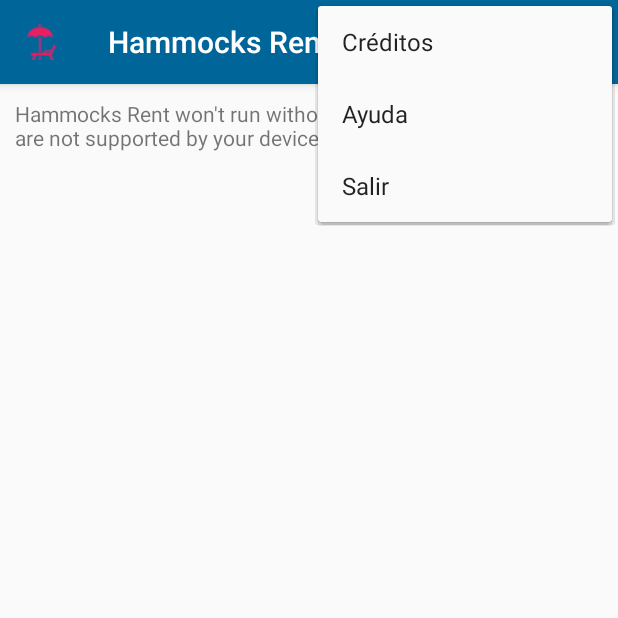
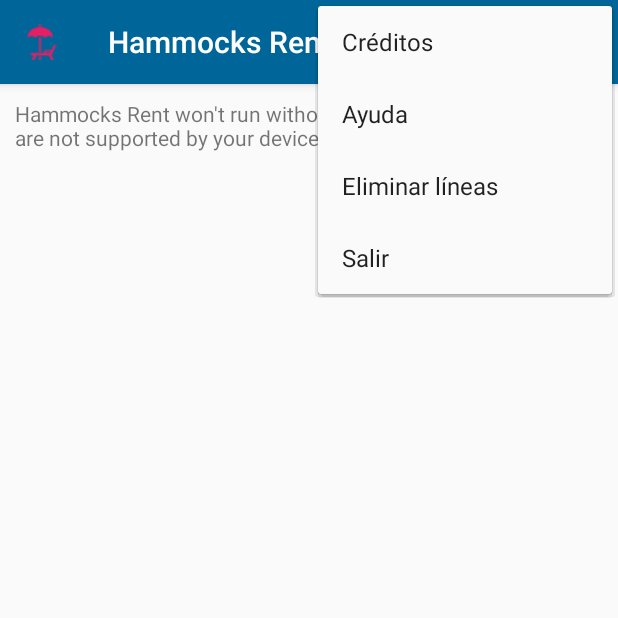
Before and after one commit to xX-Titi-Xx/prueba, an Android app: the MainActivity screen opened directly, with no data from a screen before it, with the options menu open, on a phone screen of 412 x 824 dp, the top half of it. Run offline under Robolectric (Android 15) with nearby library versions, the phone set to English and light mode, and no system bars; our stand-ins replace Volley; libraries missing offline, so code that uses them is left out: com.google.maps.android, com.google.zxing.integration; network calls fail; 11 statements that could not run were skipped.

```diff
--- a/app/src/main/java/com/example/xtiti/hammock_rent/activities/Login.java
+++ b/app/src/main/java/com/example/xtiti/hammock_rent/activities/Login.java
@@ -104,8 +104,6 @@ public class Login extends AppCompatActivity {
                                 if(response.getBoolean("comprobacion")){
                                     etPass.setText("");
                                     etNombre.setText("");
-                                    etNombre.setText("");
-                                    etNombre.setText("");
 
                                     Toast.makeText(getApplicationContext(), "Acceso concedido.", Toast.LENGTH_SHORT).show();
 
@@ -114,6 +112,8 @@ public class Login extends AppCompatActivity {
                                     intent.putExtra("latitudEmpresa", response.getDouble("latitudEmpresa"));
                                     intent.putExtra("longitudEmpresa", response.getDouble("longitudEmpresa"));
 
+                                    Constantes.ID_EMPRESA = response.getInt("idEmpresa");
+                                    Constantes.MAX_DISTANCE = response.getDouble("distancia");
 
                                     //Impide que la activity se reinicie al cerrarla.
                                     intent.addFlags(Intent.FLAG_ACTIVITY_CLEAR_TOP | Intent.FLAG_ACTIVITY_SINGLE_TOP);
--- a/app/src/main/java/com/example/xtiti/hammock_rent/dialogs/ConfirmDialog.java
+++ b/app/src/main/java/com/example/xtiti/hammock_rent/dialogs/ConfirmDialog.java
@@ -40,10 +40,12 @@ public class ConfirmDialog extends DialogFragment {
     private VolleyUtil volleyUtil;
     private RequestQueue requestQueue;
     private DialogInterface dialogo;
+    private MainActivity mainActivity;
 
     @Override
     public Dialog onCreateDialog(Bundle savedInstanceState) {
-        listMarker = ((MainActivity)getActivity()).getlistMarker();
+        mainActivity = ((MainActivity)getActivity());
+        listMarker = mainActivity.getlistMarker();
         volleyUtil = VolleyUtil.getInstance(getActivity().getApplicationContext());
         requestQueue = volleyUtil.getRequestQueue();
         AlertDialog.Builder builder = new AlertDialog.Builder(getActivity());
@@ -78,6 +80,7 @@ public class ConfirmDialog extends DialogFragment {
                                 if(response.getBoolean("borrado")){
                                     listHamaca.remove(hamacaBorrar);
                                     marker.remove();
+                                    mainActivity.estableceContadoresHamacas();
 
                                     dialogo.dismiss();
                                 }
--- a/app/src/main/java/com/example/xtiti/hammock_rent/dialogs/MarkerDialog.java
+++ b/app/src/main/java/com/example/xtiti/hammock_rent/dialogs/MarkerDialog.java
@@ -167,6 +167,7 @@ public class MarkerDialog extends DialogFragment {
 
                                 if (hamacaSaved.getEstado().equalsIgnoreCase("OCUPADA")) {
                                     marker.setIcon(customMarker);
+                                    mainActivity.estableceContadoresHamacas();
                                     Toast.makeText(getActivity(), "Hamaca OCUPADA y PAGADA.", Toast.LENGTH_SHORT).show();
                                 } else {
                                     hamacaNueva.setEstado(estadoAnteriorHamaca);
@@ -228,6 +229,7 @@ public class MarkerDialog extends DialogFragment {
 
                                 if (hamacaSaved.getEstado().equalsIgnoreCase("PENDIENTE")) {
                                     marker.setIcon(customMarker);
+                                    mainActivity.estableceContadoresHamacas();
                                     Toast.makeText(getActivity(), "Hamaca PENDIENTE de pago.", Toast.LENGTH_SHORT).show();
                                 } else {
                                     hamacaNueva.setEstado(estadoAnteriorHamaca);
@@ -290,6 +292,7 @@ public class MarkerDialog extends DialogFragment {
 
                                 if (hamacaSaved.getEstado().equalsIgnoreCase("LIBRE")) {
                                     marker.setIcon(customMarker);
+                                    mainActivity.estableceContadoresHamacas();
                                     Toast.makeText(getActivity(), "Hamaca LIBRE.", Toast.LENGTH_SHORT).show();
                                 } else {
                                     hamacaNueva.setEstado(estadoAnteriorHamaca);
@@ -367,7 +370,8 @@ public class MarkerDialog extends DialogFragment {
                             if(hamacaSaved.getId() != hamacaNueva.getId()){
 
                                 listHamaca.add(hamacaSaved);
-                                Toast.makeText(getActivity(), "Nueva Hamaca añadida.", Toast.LENGTH_SHORT).show();
+                                mainActivity.estableceContadoresHamacas();
+                                Toast.makeText(getActivity(), "Nueva Hamaca AÑADIDA.", Toast.LENGTH_SHORT).show();
                             }
                             else{
                                 Toast.makeText(getActivity(), "No se ha podido realizar la operación.", Toast.LENGTH_SHORT).show();
--- a/app/src/main/java/com/example/xtiti/hammock_rent/utils/Constantes.java
+++ b/app/src/main/java/com/example/xtiti/hammock_rent/utils/Constantes.java
@@ -9,16 +9,16 @@ public class Constantes {
     public static String USER;
     public static String PASSWORD;
 
-    public static int ID_EMPRESA = 1;
+    public static int ID_EMPRESA;
 
     //CÁMARA ZOOM
     public static final float MAX_ZOOM = 20f;
     public static final float NORMAL_ZOOM = 19.5f;
-    public static final float MIN_ZOOM = 18.9f;
+    public static final float MIN_ZOOM = 18.0f;
     public static final float ANGULO_CAMARA = 45f;
 
     //DISTANCIA
-    public static final float MAX_DISTANCE = 25;
+    public static double MAX_DISTANCE = 30;
 
     public static float ANCHO_FILA= 0.5f;
 
--- a/app/src/main/res/layout/activity_main.xml
+++ b/app/src/main/res/layout/activity_main.xml
@@ -59,6 +59,21 @@
                 android:layout_gravity="center_vertical"
                 android:textColor="@color/white"/>
         </LinearLayout>
+        <LinearLayout
+            android:layout_width="wrap_content"
+            android:layout_height="wrap_content"
+            android:orientation="horizontal"
+            android:layout_gravity="center_horizontal|bottom"
+            android:paddingBottom="@dimen/tvbottom_bottom_padding">
+
+            <TextView
+                android:id="@+id/tv_info_bottom"
+                android:layout_width="wrap_content"
+                android:layout_height="wrap_content"
+                android:textColor="@color/white"
+                android:text="Introduciendo fila..."/>
+
+        </LinearLayout>
     </FrameLayout>
     <!---->
 
--- a/app/src/main/res/menu/menu_main.xml
+++ b/app/src/main/res/menu/menu_main.xml
@@ -15,5 +15,9 @@
         android:id="@+id/ayuda_menu"
         android:title="@string/ayuda"
         app:showAsAction="never"/>
+    <item
+        android:id="@+id/eliminar_lineas_menu"
+        android:title="@string/eliminar_lineas"
+        app:showAsAction="never"/>
 
 </menu>
--- a/app/src/main/res/values/dimens.xml
+++ b/app/src/main/res/values/dimens.xml
@@ -8,5 +8,6 @@
     <dimen name="title_fontsize_confirm_dialog">16dp</dimen>
     <dimen name="et_login_width">150dp</dimen>
     <dimen name="bt_login_top_margin">10dp</dimen>
+    <dimen name="tvbottom_bottom_padding">20dp</dimen>
 
 </resources>
--- a/app/src/main/res/values/strings.xml
+++ b/app/src/main/res/values/strings.xml
@@ -9,11 +9,13 @@
     <string name="ask_confirm_dialog">¿Está seguro de que desea eliminar la hamaca seleccionada?</string>
     <string name="cancelar">Cancelar</string>
     <string name="aceptar">Aceptar</string>
-    <string name="creditos">Créditos</string>
     <string name="usuario">Usuario:</string>
     <string name="contraseña">Contraseña:</string>
+
+    <string name="creditos">Créditos</string>
     <string name="salir">Salir</string>
     <string name="ayuda">Ayuda</string>
+    <string name="eliminar_lineas">Eliminar líneas</string>
 
     <string-array name="marker_options">
         <item>Mover hamaca</item>
```
Also changed, not shown: app/src/main/java/com/example/xtiti/hammock_rent/activities/MainActivity.java (+72 -10 lines).
